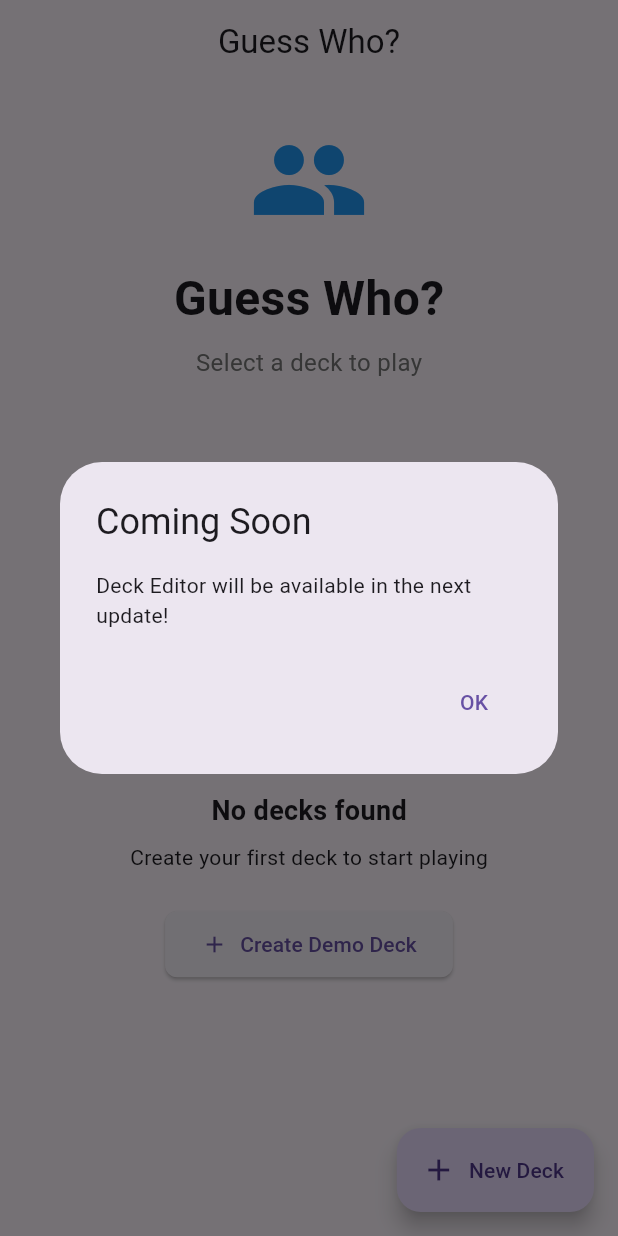
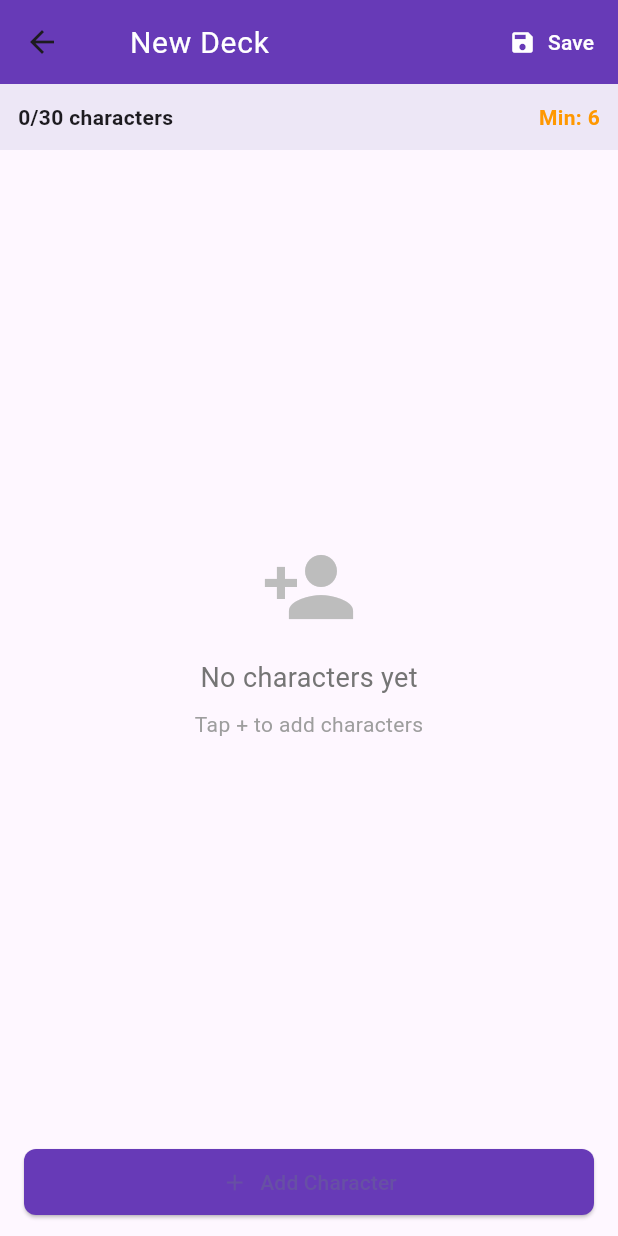
Before and after one commit to Szostak21/Guess-who, a Flutter app: the screen it shows after launch, after a tap on "New Deck", on a phone screen of 412 x 824 dp. Run offline on Flutter 3.47's test engine with Material 3 defaults, Android fonts, the phone set to English and light mode, and no system bars; our stand-ins replace equatable, flutter_bloc, image_picker, shared_preferences; network calls fail.

Commit message:
implement correct grid displays for 6-30 players & deck editor

```diff
--- /dev/null
+++ b/lib/presentation/deck_editor/deck_editor_screen.dart
@@ -0,0 +1,426 @@
+import 'package:flutter/material.dart';
+import 'package:flutter_bloc/flutter_bloc.dart';
+import 'dart:math';
+import '../../data/models/character.dart';
+import '../../data/models/deck.dart';
+import '../../data/repositories/deck_repository.dart';
+import 'package:image_picker/image_picker.dart';
+
+/// Screen for creating and editing character decks
+class DeckEditorScreen extends StatefulWidget {
+  final Deck? existingDeck;
+
+  const DeckEditorScreen({Key? key, this.existingDeck}) : super(key: key);
+
+  @override
+  State<DeckEditorScreen> createState() => _DeckEditorScreenState();
+}
+
+class _DeckEditorScreenState extends State<DeckEditorScreen> {
+  late List<Character> _characters;
+  late TextEditingController _deckNameController;
+  final ImagePicker _imagePicker = ImagePicker();
+  static const int _maxCharacters = 30;
+  static const int _minCharacters = 6;
+
+  @override
+  void initState() {
+    super.initState();
+    _characters = widget.existingDeck?.characters.toList() ?? [];
+    _deckNameController = TextEditingController(
+      text: widget.existingDeck?.name ?? 'New Deck',
+    );
+  }
+
+  @override
+  void dispose() {
+    _deckNameController.dispose();
+    super.dispose();
+  }
+
+  /// Calculate optimal grid dimensions for portrait mode
+  /// Ensures columns >= rows and as square as possible (cols - rows <= 1)
+  (int rows, int cols) _calculateGridDimensions(int count) {
+    if (count == 0) return (0, 0);
+
+    // Find the most square-like dimensions where cols >= rows and cols - rows <= 1
+    for (int rows = (count / 2).floor(); rows >= 1; rows--) {
+      final cols = (count / rows).ceil();
+      // Ensure cols >= rows and difference is at most 1
+      if (cols >= rows && cols - rows <= 1 && rows * cols >= count) {
+        return (rows, cols);
+      }
+    }
+
+    // Fallback
+    final sqrtVal = sqrt(count.toDouble()).floor();
+    return (sqrtVal, (count / sqrtVal).ceil());
+  }
+
+  void _showAddCharacterDialog() async {
+    final nameController = TextEditingController();
+    String? imagePath;
+
+    final result = await showDialog<bool>(
+      context: context,
+      builder: (context) => StatefulBuilder(
+        builder: (context, setState) => AlertDialog(
+          title: const Text('Add Character'),
+          content: Column(
+            mainAxisSize: MainAxisSize.min,
+            children: [
+              TextField(
+                controller: nameController,
+                decoration: const InputDecoration(
+                  labelText: 'Character Name',
+                  hintText: 'Enter name',
+                  border: OutlineInputBorder(),
+                ),
+                autofocus: true,
+              ),
+              const SizedBox(height: 16),
+              OutlinedButton.icon(
+                onPressed: () async {
+                  final XFile? image = await _imagePicker.pickImage(
+                    source: ImageSource.gallery,
+                    maxWidth: 800,
+                    maxHeight: 800,
+                  );
+                  if (image != null) {
+                    setState(() {
+                      imagePath = image.path;
+                    });
+                  }
+                },
+                icon: const Icon(Icons.image),
+                label: Text(
+                  imagePath == null ? 'Add Photo (Optional)' : 'Photo Selected',
+                ),
+              ),
+              if (imagePath != null)
+                Padding(
+                  padding: const EdgeInsets.only(top: 8.0),
+                  child: Text(
+                    imagePath!.split('/').last,
+                    style: const TextStyle(fontSize: 12),
+                    overflow: TextOverflow.ellipsis,
+                  ),
+                ),
+            ],
+          ),
+          actions: [
+            TextButton(
+              onPressed: () => Navigator.pop(context, false),
+              child: const Text('Cancel'),
+            ),
+            ElevatedButton(
+              onPressed: () {
+                if (nameController.text.trim().isEmpty) {
+                  ScaffoldMessenger.of(context).showSnackBar(
+                    const SnackBar(content: Text('Name cannot be empty')),
+                  );
+                  return;
+                }
+                Navigator.pop(context, true);
+              },
+              child: const Text('Add'),
+            ),
+          ],
+        ),
+      ),
+    );
+
+    if (result == true && nameController.text.trim().isNotEmpty) {
+      setState(() {
+        _characters.add(Character(
+          id: 'char_${DateTime.now().millisecondsSinceEpoch}',
+          name: nameController.text.trim(),
+          imagePath: imagePath,
+        ));
+      });
+    }
+  }
+
+  void _removeCharacter(int index) {
+    setState(() {
+      _characters.removeAt(index);
+    });
+  }
+
+  Future<void> _saveDeck() async {
+    if (_characters.length < _minCharacters) {
+      ScaffoldMessenger.of(context).showSnackBar(
+        SnackBar(
+          content: Text('Add at least $_minCharacters characters'),
+          backgroundColor: Colors.orange,
+        ),
+      );
+      return;
+    }
+
+    if (_deckNameController.text.trim().isEmpty) {
+      ScaffoldMessenger.of(context).showSnackBar(
+        const SnackBar(
+          content: Text('Deck name cannot be empty'),
+          backgroundColor: Colors.orange,
+        ),
+      );
+      return;
+    }
+
+    final deck = Deck(
+      id: widget.existingDeck?.id ??
+          'deck_${DateTime.now().millisecondsSinceEpoch}',
+      name: _deckNameController.text.trim(),
+      characters: _characters,
+      createdAt: widget.existingDeck?.createdAt ?? DateTime.now(),
+      updatedAt: DateTime.now(),
+    );
+
+    await context.read<DeckRepository>().saveDeck(deck);
+
+    if (mounted) {
+      Navigator.pop(context, true);
+    }
+  }
+
+  @override
+  Widget build(BuildContext context) {
+    final (rows, cols) = _calculateGridDimensions(_characters.length);
+    final canAddMore = _characters.length < _maxCharacters;
+
+    return Scaffold(
+      appBar: AppBar(
+        title: TextField(
+          controller: _deckNameController,
+          style: const TextStyle(color: Colors.white, fontSize: 20),
+          decoration: const InputDecoration(
+            hintText: 'Deck Name',
+            hintStyle: TextStyle(color: Colors.white70),
+            border: InputBorder.none,
+          ),
+        ),
+        backgroundColor: Colors.deepPurple,
+        actions: [
+          TextButton.icon(
+            onPressed: _saveDeck,
+            icon: const Icon(Icons.save, color: Colors.white),
+            label: const Text('Save', style: TextStyle(color: Colors.white)),
+          ),
+        ],
+      ),
+      body: SafeArea(
+        child: Column(
+          children: [
+            // Info bar
+            Container(
+              padding: const EdgeInsets.all(12),
+              color: Colors.deepPurple.shade50,
+              child: Row(
+                mainAxisAlignment: MainAxisAlignment.spaceBetween,
+                children: [
+                  Text(
+                    '${_characters.length}/$_maxCharacters characters',
+                    style: const TextStyle(fontWeight: FontWeight.bold),
+                  ),
+                  Text(
+                    _characters.length < _minCharacters
+                        ? 'Min: $_minCharacters'
+                        : '✓ Ready to save',
+                    style: TextStyle(
+                      color: _characters.length < _minCharacters
+                          ? Colors.orange
+                          : Colors.green,
+                      fontWeight: FontWeight.bold,
+                    ),
+                  ),
+                ],
+              ),
+            ),
+
+            // Character grid
+            Expanded(
+              child: _characters.isEmpty
+                  ? Center(
+                      child: Column(
+                        mainAxisAlignment: MainAxisAlignment.center,
+                        children: [
+                          Icon(Icons.person_add,
+                              size: 64, color: Colors.grey.shade400),
+                          const SizedBox(height: 16),
+                          Text(
+                            'No characters yet',
+                            style: TextStyle(
+                              fontSize: 18,
+                              color: Colors.grey.shade600,
+                            ),
+                          ),
+                          const SizedBox(height: 8),
+                          Text(
+                            'Tap + to add characters',
+                            style: TextStyle(color: Colors.grey.shade500),
+                          ),
+                        ],
+                      ),
+                    )
+                  : LayoutBuilder(
+                      builder: (context, constraints) {
+                        // Calculate card size that fits all items without scrolling
+                        final availableHeight =
+                            constraints.maxHeight - 16; // padding
+                        final availableWidth = constraints.maxWidth - 16;
+
+                        final cardWidth =
+                            (availableWidth - (cols - 1) * 4) / cols;
+                        final cardHeight = cardWidth / 0.7;
+                        final totalHeight = rows * cardHeight + (rows - 1) * 4;
+
+                        final aspectRatio = totalHeight <= availableHeight
+                            ? 0.7
+                            : (cardWidth /
+                                ((availableHeight - (rows - 1) * 4) / rows));
+
+                        return Padding(
+                          padding: const EdgeInsets.all(8.0),
+                          child: GridView.builder(
+                            physics: const NeverScrollableScrollPhysics(),
+                            gridDelegate:
+                                SliverGridDelegateWithFixedCrossAxisCount(
+                              crossAxisCount: cols,
+                              childAspectRatio: aspectRatio,
+                              crossAxisSpacing: 4,
+                              mainAxisSpacing: 4,
+                            ),
+                            itemCount: _characters.length,
+                            itemBuilder: (context, index) {
+                              final character = _characters[index];
+                              return _CharacterEditorCard(
+                                character: character,
+                                onDelete: () => _removeCharacter(index),
+                              );
+                            },
+                          ),
+                        );
+                      },
+                    ),
+            ),
+
+            // Add button
+            Padding(
+              padding:
+                  const EdgeInsets.symmetric(horizontal: 16.0, vertical: 12.0),
+              child: SizedBox(
+                width: double.infinity,
+                child: ElevatedButton.icon(
+                  onPressed: canAddMore ? _showAddCharacterDialog : null,
+                  icon: const Icon(Icons.add),
+                  label: Text(
+                    canAddMore
+                        ? 'Add Character'
+                        : 'Maximum $_maxCharacters reached',
+                  ),
+                  style: ElevatedButton.styleFrom(
+                    backgroundColor: Colors.deepPurple,
+                    padding: const EdgeInsets.all(12),
+                    disabledBackgroundColor: Colors.grey,
+                  ),
+                ),
+              ),
+            ),
+          ],
+        ),
+      ),
+    );
+  }
+}
+
+/// Card widget for displaying characters in editor mode
+class _CharacterEditorCard extends StatelessWidget {
+  final Character character;
+  final VoidCallback onDelete;
+
+  const _CharacterEditorCard({
+    required this.character,
+    required this.onDelete,
+  });
+
+  @override
+  Widget build(BuildContext context) {
+    return Card(
+      elevation: 2,
+      child: Stack(
+        children: [
+          Column(
+            children: [
+              Expanded(
+                flex: 3,
+                child: Container(
+                  width: double.infinity,
+                  decoration: BoxDecoration(
+                    color: Colors.grey.shade200,
+                    borderRadius: const BorderRadius.vertical(
+                      top: Radius.circular(4),
+                    ),
+                  ),
+                  child: character.imagePath != null
+                      ? ClipRRect(
+                          borderRadius: const BorderRadius.vertical(
+                            top: Radius.circular(4),
+                          ),
+                          child: Image.network(
+                            character.imagePath!,
+                            fit: BoxFit.cover,
+                            errorBuilder: (context, error, stackTrace) {
+                              return const Icon(Icons.person,
+                                  size: 48, color: Colors.grey);
+                            },
+                          ),
+                        )
+                      : const Icon(Icons.person, size: 48, color: Colors.grey),
+                ),
+              ),
+              Expanded(
+                flex: 1,
+                child: Container(
+                  width: double.infinity,
+                  padding: const EdgeInsets.all(4),
+                  child: Center(
+                    child: Text(
+                      character.name,
+                      style: const TextStyle(
+                        fontSize: 12,
+                        fontWeight: FontWeight.bold,
+                      ),
+                      textAlign: TextAlign.center,
+                      maxLines: 2,
+                      overflow: TextOverflow.ellipsis,
+                    ),
+                  ),
+                ),
+              ),
+            ],
+          ),
+          Positioned(
+            top: 4,
+            right: 4,
+            child: InkWell(
+              onTap: onDelete,
+              child: Container(
+                padding: const EdgeInsets.all(4),
+                decoration: BoxDecoration(
+                  color: Colors.red,
+                  borderRadius: BorderRadius.circular(12),
+                ),
+                child: const Icon(
+                  Icons.close,
+                  size: 16,
+                  color: Colors.white,
+                ),
+              ),
+            ),
+          ),
+        ],
+      ),
+    );
+  }
+}
--- a/lib/presentation/menu/menu_screen.dart
+++ b/lib/presentation/menu/menu_screen.dart
@@ -5,6 +5,7 @@ import '../../data/models/deck.dart';
 import '../../data/models/game_enums.dart';
 import '../game/cubit/game_cubit.dart';
 import '../game/screens/game_screen.dart';
+import '../deck_editor/deck_editor_screen.dart';
 
 /// Main menu screen with deck selection
 class MenuScreen extends StatefulWidget {
@@ -144,9 +145,19 @@ class _MenuScreenState extends State<MenuScreen> {
         ),
       ),
       floatingActionButton: FloatingActionButton.extended(
-        onPressed: () {
-          // TODO: Navigate to deck editor
-          _showComingSoon(context, 'Deck Editor');
+        onPressed: () async {
+          final result = await Navigator.of(context).push(
+            MaterialPageRoute(
+              builder: (context) => RepositoryProvider.value(
+                value: context.read<DeckRepository>(),
+                child: const DeckEditorScreen(),
+              ),
+            ),
+          );
+
+          if (result == true) {
+            _loadDecks();
+          }
         },
         icon: const Icon(Icons.add),
         label: const Text('New Deck'),
```
Also changed, not shown: lib/data/models/deck.dart (+12 -8 lines), lib/presentation/game/screens/game_screen.dart (+23 -12 lines).
